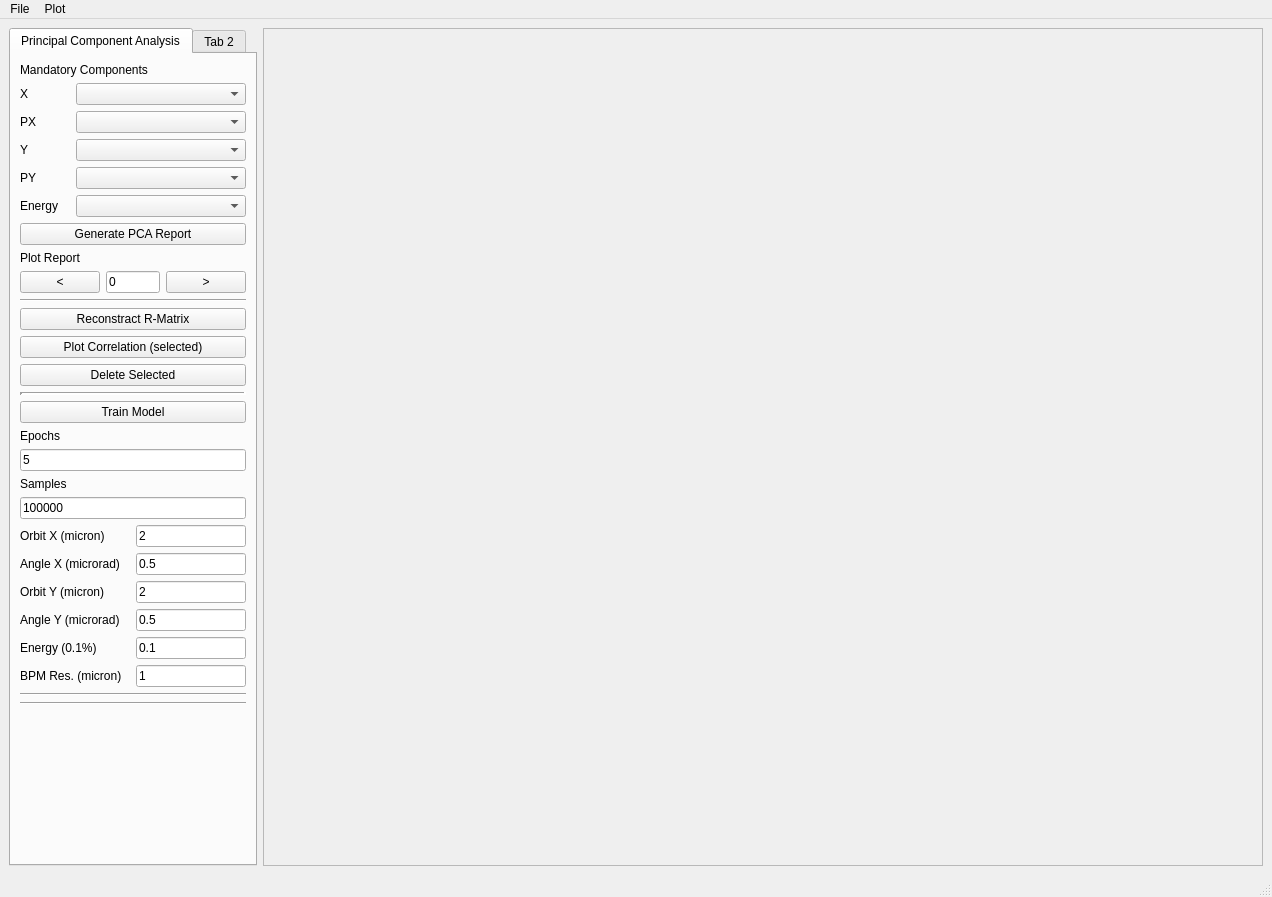
Old version of the form MLOrbit.ui in the repository svenreiche/ML-Orbit.
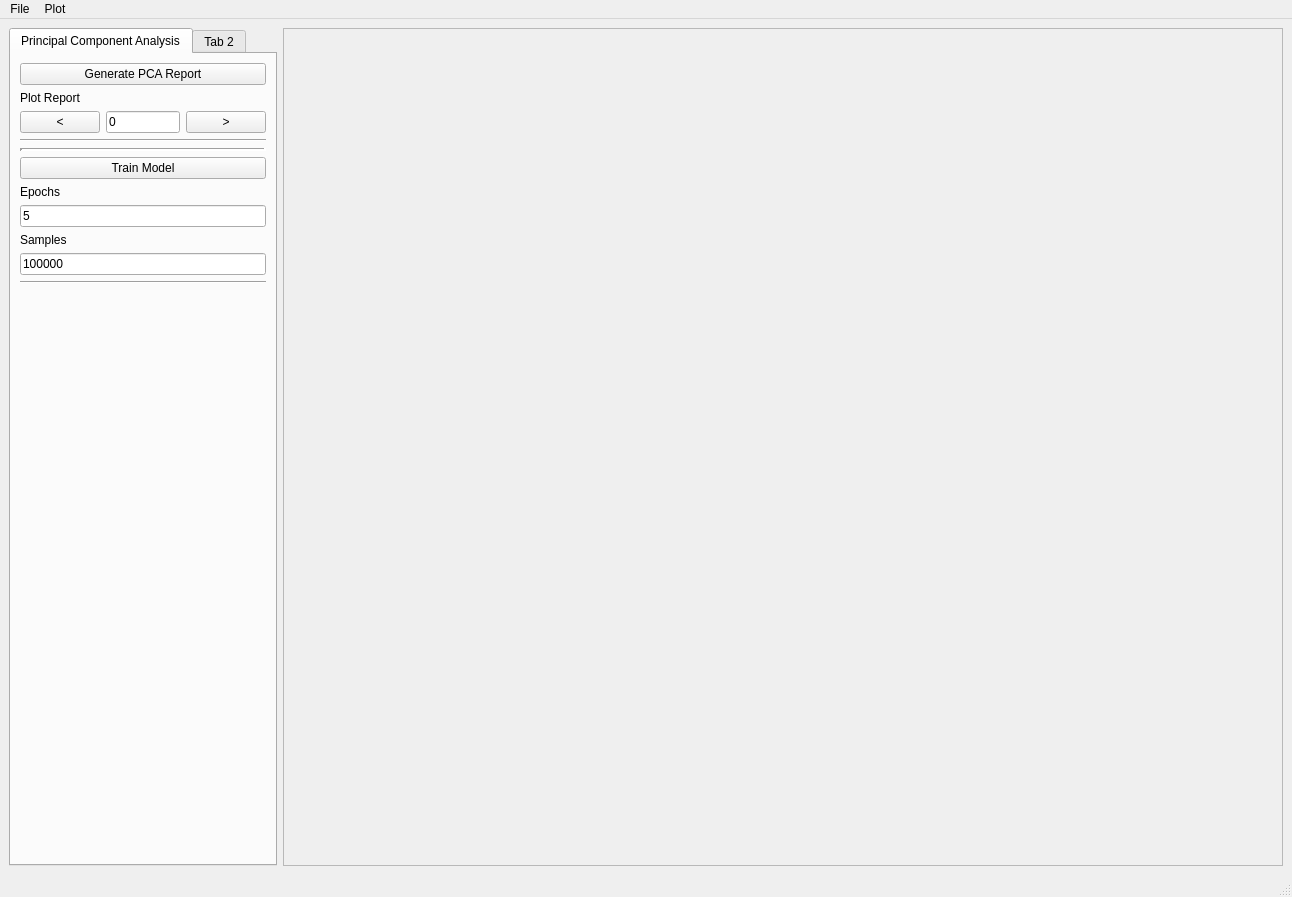
New version of the form.

Commit message: Converged on the process on how analysis orbits to deduce the initial jitter.

The edit to the form file:
```diff
--- a/MLOrbit.ui
+++ b/MLOrbit.ui
@@ -6,7 +6,7 @@
    <rect>
     <x>0</x>
     <y>0</y>
-    <width>1272</width>
+    <width>1292</width>
     <height>897</height>
    </rect>
   </property>
@@ -22,162 +22,6 @@
         <string>Principal Component Analysis</string>
        </attribute>
        <layout class="QVBoxLayout" name="verticalLayout">
-        <item>
-         <widget class="QLabel" name="label_16">
-          <property name="text">
-           <string>Mandatory Components</string>
-          </property>
-         </widget>
-        </item>
-        <item>
-         <layout class="QGridLayout" name="gridLayout_2">
-          <item row="3" column="1">
-           <widget class="QComboBox" name="UIPCAY">
-            <property name="sizePolicy">
-             <sizepolicy hsizetype="MinimumExpanding" vsizetype="Fixed">
-              <horstretch>0</horstretch>
-              <verstretch>0</verstretch>
-             </sizepolicy>
-            </property>
-           </widget>
-          </item>
-          <item row="4" column="1">
-           <widget class="QComboBox" name="UIPCAPY">
-            <property name="sizePolicy">
-             <sizepolicy hsizetype="MinimumExpanding" vsizetype="Fixed">
-              <horstretch>0</horstretch>
-              <verstretch>0</verstretch>
-             </sizepolicy>
-            </property>
-           </widget>
-          </item>
-          <item row="1" column="0">
-           <widget class="QLabel" name="label_10">
-            <property name="sizePolicy">
-             <sizepolicy hsizetype="Minimum" vsizetype="Preferred">
-              <horstretch>0</horstretch>
-              <verstretch>0</verstretch>
-             </sizepolicy>
-            </property>
-            <property name="minimumSize">
-             <size>
-              <width>50</width>
-              <height>0</height>
-             </size>
-            </property>
-            <property name="text">
-             <string>X</string>
-            </property>
-           </widget>
-          </item>
-          <item row="2" column="1">
-           <widget class="QComboBox" name="UIPCAPX">
-            <property name="sizePolicy">
-             <sizepolicy hsizetype="MinimumExpanding" vsizetype="Fixed">
-              <horstretch>0</horstretch>
-              <verstretch>0</verstretch>
-             </sizepolicy>
-            </property>
-           </widget>
-          </item>
-          <item row="4" column="0">
-           <widget class="QLabel" name="label_14">
-            <property name="sizePolicy">
-             <sizepolicy hsizetype="Minimum" vsizetype="Preferred">
-              <horstretch>0</horstretch>
-              <verstretch>0</verstretch>
-             </sizepolicy>
-            </property>
-            <property name="minimumSize">
-             <size>
-              <width>50</width>
-              <height>0</height>
-             </size>
-            </property>
-            <property name="text">
-             <string>PY</string>
-            </property>
-           </widget>
-          </item>
-          <item row="5" column="1">
-           <widget class="QComboBox" name="UIPCAE">
-            <property name="sizePolicy">
-             <sizepolicy hsizetype="MinimumExpanding" vsizetype="Fixed">
-              <horstretch>0</horstretch>
-              <verstretch>0</verstretch>
-             </sizepolicy>
-            </property>
-           </widget>
-          </item>
-          <item row="2" column="0">
-           <widget class="QLabel" name="label_12">
-            <property name="sizePolicy">
-             <sizepolicy hsizetype="Minimum" vsizetype="Preferred">
-              <horstretch>0</horstretch>
-              <verstretch>0</verstretch>
-             </sizepolicy>
-            </property>
-            <property name="minimumSize">
-             <size>
-              <width>50</width>
-              <height>0</height>
-             </size>
-            </property>
-            <property name="text">
-             <string>PX</string>
-            </property>
-           </widget>
-          </item>
-          <item row="1" column="1">
-           <widget class="QComboBox" name="UIPCAX">
-            <property name="sizePolicy">
-             <sizepolicy hsizetype="MinimumExpanding" vsizetype="Fixed">
-              <horstretch>0</horstretch>
-              <verstretch>0</verstretch>
-             </sizepolicy>
-            </property>
-           </widget>
-          </item>
-          <item row="3" column="0">
-           <widget class="QLabel" name="label_13">
-            <property name="sizePolicy">
-             <sizepolicy hsizetype="Minimum" vsizetype="Preferred">
-              <horstretch>0</horstretch>
-              <verstretch>0</verstretch>
-             </sizepolicy>
-            </property>
-            <property name="minimumSize">
-             <size>
-              <width>50</width>
-              <height>0</height>
-             </size>
-            </property>
-            <property name="text">
-             <string>Y</string>
-            </property>
-           </widget>
-          </item>
-          <item row="5" column="0">
-           <widget class="QLabel" name="label_15">
-            <property name="sizePolicy">
-             <sizepolicy hsizetype="Minimum" vsizetype="Preferred">
-              <horstretch>0</horstretch>
-              <verstretch>0</verstretch>
-             </sizepolicy>
-            </property>
-            <property name="minimumSize">
-             <size>
-              <width>50</width>
-              <height>0</height>
-             </size>
-            </property>
-            <property name="text">
-             <string>Energy</string>
-            </property>
-           </widget>
-          </item>
-         </layout>
-        </item>
         <item>
          <widget class="QPushButton" name="UIPCA">
           <property name="text">
@@ -224,27 +68,6 @@
           </property>
          </widget>
         </item>
-        <item>
-         <widget class="QPushButton" name="UIRMatrix">
-          <property name="text">
-           <string>Reconstract R-Matrix</string>
-          </property>
-         </widget>
-        </item>
-        <item>
-         <widget class="QPushButton" name="UIPlotCor">
-          <property name="text">
-           <string>Plot Correlation (selected)</string>
-          </property>
-         </widget>
-        </item>
-        <item>
-         <widget class="QPushButton" name="UIDeleteYPCA">
-          <property name="text">
-           <string>Delete Selected</string>
-          </property>
-         </widget>
-        </item>
         <item>
          <widget class="Line" name="line_4">
           <property name="lineWidth">
@@ -302,130 +125,6 @@
           </property>
          </widget>
         </item>
-        <item>
-         <layout class="QGridLayout" name="gridLayout">
-          <item row="0" column="0">
-           <widget class="QLabel" name="label_3">
-            <property name="text">
-             <string>Orbit X (micron)</string>
-            </property>
-           </widget>
-          </item>
-          <item row="0" column="1">
-           <widget class="QLineEdit" name="UIOrbitX">
-            <property name="sizePolicy">
-             <sizepolicy hsizetype="Minimum" vsizetype="Fixed">
-              <horstretch>0</horstretch>
-              <verstretch>0</verstretch>
-             </sizepolicy>
-            </property>
-            <property name="text">
-             <string>2</string>
-            </property>
-           </widget>
-          </item>
-          <item row="2" column="1">
-           <widget class="QLineEdit" name="UIAngleX">
-            <property name="sizePolicy">
-             <sizepolicy hsizetype="Minimum" vsizetype="Fixed">
-              <horstretch>0</horstretch>
-              <verstretch>0</verstretch>
-             </sizepolicy>
-            </property>
-            <property name="text">
-             <string>0.5</string>
-            </property>
-           </widget>
-          </item>
-          <item row="2" column="0">
-           <widget class="QLabel" name="label_4">
-            <property name="text">
-             <string>Angle X (microrad)</string>
-            </property>
-           </widget>
-          </item>
-          <item row="3" column="0">
-           <widget class="QLabel" name="label_7">
-            <property name="text">
-             <string>Orbit Y (micron)</string>
-            </property>
-           </widget>
-          </item>
-          <item row="6" column="1">
-           <widget class="QLineEdit" name="UIEnergy">
-            <property name="sizePolicy">
-             <sizepolicy hsizetype="Minimum" vsizetype="Fixed">
-              <horstretch>0</horstretch>
-              <verstretch>0</verstretch>
-             </sizepolicy>
-            </property>
-            <property name="text">
-             <string>0.1</string>
-            </property>
-           </widget>
-          </item>
-          <item row="6" column="0">
-           <widget class="QLabel" name="label_5">
-            <property name="text">
-             <string>Energy (0.1%)</string>
-            </property>
-           </widget>
-          </item>
-          <item row="4" column="0">
-           <widget class="QLabel" name="label_8">
-            <property name="text">
-             <string>Angle Y (microrad)</string>
-            </property>
-           </widget>
-          </item>
-          <item row="3" column="1">
-           <widget class="QLineEdit" name="UIOrbitY">
-            <property name="sizePolicy">
-             <sizepolicy hsizetype="Minimum" vsizetype="Fixed">
-              <horstretch>0</horstretch>
-              <verstretch>0</verstretch>
-             </sizepolicy>
-            </property>
-            <property name="text">
-             <string>2</string>
-            </property>
-           </widget>
-          </item>
-          <item row="4" column="1">
-           <widget class="QLineEdit" name="UIAngleY">
-            <property name="sizePolicy">
-             <sizepolicy hsizetype="Minimum" vsizetype="Fixed">
-              <horstretch>0</horstretch>
-              <verstretch>0</verstretch>
-             </sizepolicy>
-            </property>
-            <property name="text">
-             <string>0.5</string>
-            </property>
-           </widget>
-          </item>
-          <item row="7" column="0">
-           <widget class="QLabel" name="label_6">
-            <property name="text">
-             <string>BPM Res. (micron)</string>
-            </property>
-           </widget>
-          </item>
-          <item row="7" column="1">
-           <widget class="QLineEdit" name="UIBPMRes">
-            <property name="sizePolicy">
-             <sizepolicy hsizetype="Minimum" vsizetype="Fixed">
-              <horstretch>0</horstretch>
-              <verstretch>0</verstretch>
-             </sizepolicy>
-            </property>
-            <property name="text">
-             <string>1</string>
-            </property>
-           </widget>
-          </item>
-         </layout>
-        </item>
         <item>
          <widget class="Line" name="line_2">
           <property name="orientation">
@@ -433,13 +132,6 @@
           </property>
          </widget>
         </item>
-        <item>
-         <widget class="Line" name="line_3">
-          <property name="orientation">
-           <enum>Qt::Horizontal</enum>
-          </property>
-         </widget>
-        </item>
         <item>
          <spacer name="verticalSpacer">
           <property name="orientation">
@@ -496,7 +188,7 @@
     <rect>
      <x>0</x>
      <y>0</y>
-     <width>1272</width>
+     <width>1292</width>
      <height>20</height>
     </rect>
    </property>
```
Left out of the diff: 3 changed lines with no effect on the pictures. The commit also changes 3 other files.
